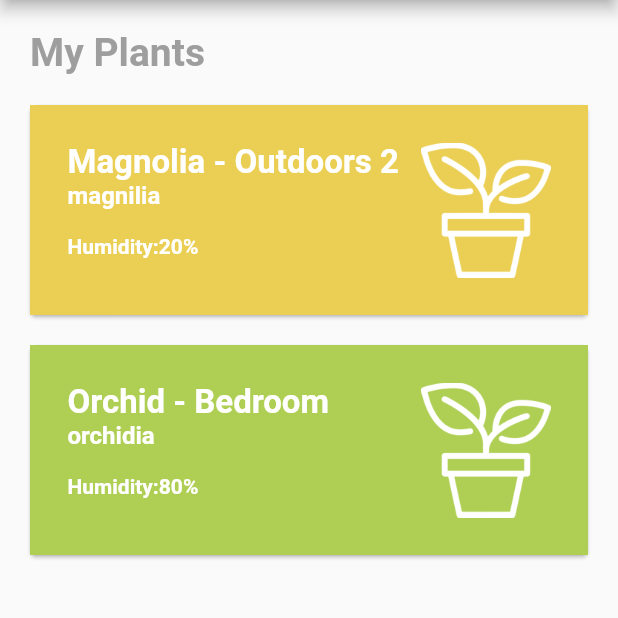
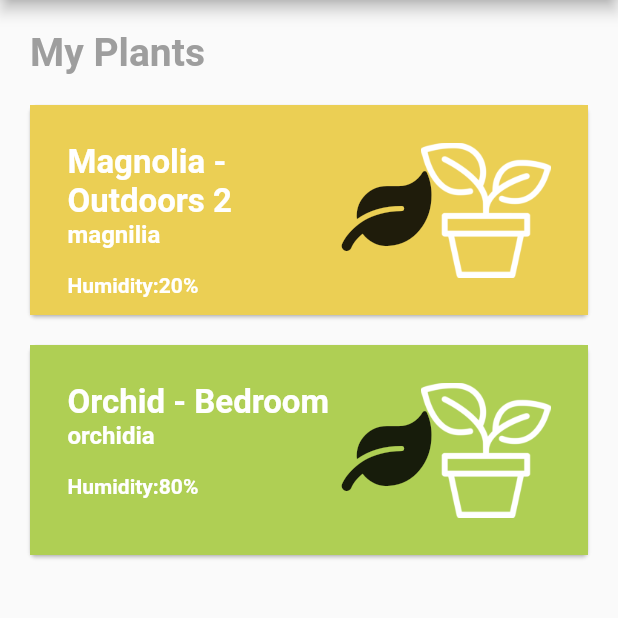
Before and after one commit to Freddessson/hungry_plants, a Flutter app: the screen it shows after launch, on a phone screen of 412 x 824 dp, the part 84-702 px from its top. Run offline on Flutter 3.47's test engine with Material 2 defaults, Android fonts, the phone set to English and light mode, and no system bars; our stand-ins replace charts_flutter, font_awesome_flutter; Roboto replaces fonts that are missing (Helvetica).

Commit message:
Hello 2019-10-04

```diff
--- a/lib/components/plantCard.dart
+++ b/lib/components/plantCard.dart
@@ -1,4 +1,5 @@
 import 'package:flutter/material.dart';
+import 'package:font_awesome_flutter/font_awesome_flutter.dart';
 
 import './styles/text/default.dart';
 import './styles/text/subtitle.dart';
@@ -39,10 +40,11 @@ class PlantCard extends StatelessWidget {
                     children: [
                       textTitle(title, TextAlign.left),
                       textSubTitle(breed, TextAlign.left),
-                      defaultText(subtitle, TextAlign.left)
+                      defaultText(subtitle, TextAlign.left),
                     ]
                   )
                 ),
+                new Icon(FontAwesomeIcons.leaf, size: 53.3),
                 new Image.asset("assets/images/potted-plant.png")
               ]
             ),
--- a/pubspec.yaml
+++ b/pubspec.yaml
@@ -6,6 +6,7 @@ dependencies:
     sdk: flutter
   charts_flutter: ^0.8.0
   http: ^0.11.3
+  font_awesome_flutter: ^8.5.0
 
 
   # The following adds the Cupertino Icons font to your application.
```
Also changed, not shown: pubspec.lock, 1 other file.
